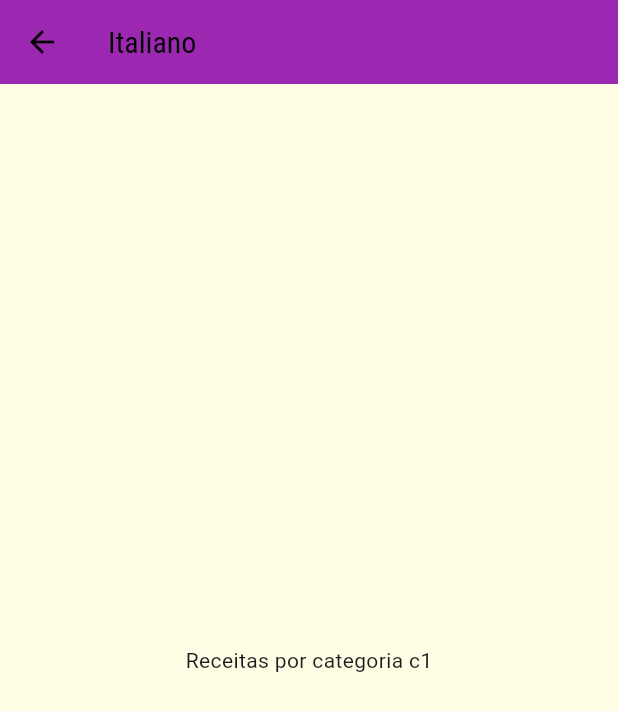
After one commit to ArthurRCastilho/RecipesApp, a Flutter app: the screen it shows after launch, after a tap on "Italiano", on a phone screen of 412 x 824 dp. The commit adds this screen. Shown: the top 711 px of the screen. Run offline on Flutter 3.47's test engine with Material 3 defaults, Android fonts, the phone set to English and light mode, and no system bars.

Commit message:
Criando uma nova Screen, esta é a Screen que mostra as receitas de cada categoria. Além disso foi passado a categoria por contrutor, para a nova screen ter acesso aos itens da categoria

```diff
--- a/lib/components/category_item.dart
+++ b/lib/components/category_item.dart
@@ -1,14 +1,27 @@
 import 'package:flutter/material.dart';
 import '../models/category.dart';
+import '../screens/categories_meals_screen.dart';
 
 class CategoryItem extends StatelessWidget {
   final Category category;
 
   CategoryItem(this.category);
 
+  void _selectCategory(BuildContext context) {
+    Navigator.of(context).push(MaterialPageRoute(
+      builder: (_) {
+        return CategoriesMealsScreen(category);
+      },
+    ));
+  }
+
   @override
   Widget build(BuildContext context) {
-    return Container(
+    return InkWell(
+      borderRadius: BorderRadius.circular(15),
+      onTap: () => _selectCategory(context),
+      splashColor: Theme.of(context).colorScheme.primary,
+      child: Container(
         padding: const EdgeInsets.all(15),
         child: Text(
           category.title,
@@ -25,6 +38,7 @@ class CategoryItem extends StatelessWidget {
             end: Alignment.bottomLeft,
           ),
         ),
+      ),
     );
   }
 }
--- /dev/null
+++ b/lib/screens/categories_meals_screen.dart
@@ -0,0 +1,21 @@
+import 'package:flutter/material.dart';
+import '../models/category.dart';
+
+class CategoriesMealsScreen extends StatelessWidget {
+  final Category category;
+
+  const CategoriesMealsScreen(this.category);
+
+  @override
+  Widget build(BuildContext context) {
+    return Scaffold(
+      appBar: AppBar(
+        title: Text(category.title),
+        backgroundColor: category.color,
+      ),
+      body: Center(
+        child: Text('Receitas por categoria ${category.id}'),
+      ),
+    );
+  }
+}
--- a/lib/screens/categories_screen.dart
+++ b/lib/screens/categories_screen.dart
@@ -7,7 +7,7 @@ class CategoriesScreen extends StatelessWidget {
   Widget build(BuildContext context) {
     return Scaffold(
       appBar: AppBar(
-        title: Text('Vamos Cozinhar'),
+        title: const Text('Vamos Cozinhar'),
         backgroundColor: Theme.of(context).colorScheme.primary,
       ),
       body: GridView(
```
Lines whose indentation alone changed are shown as unchanged.
